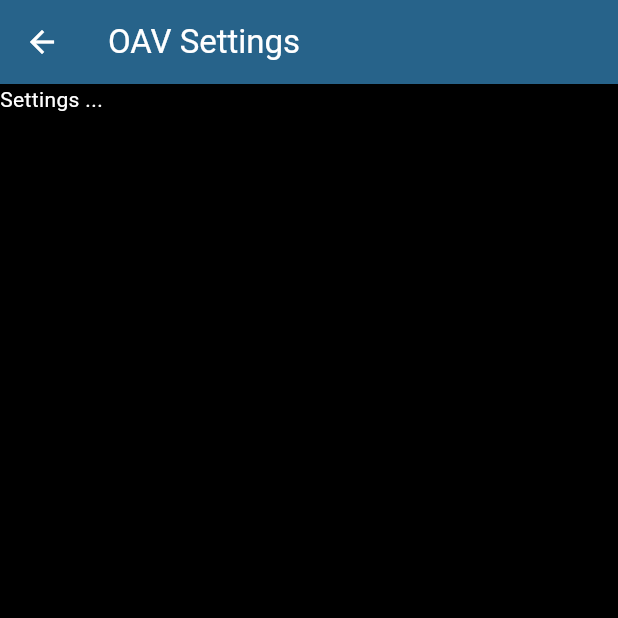
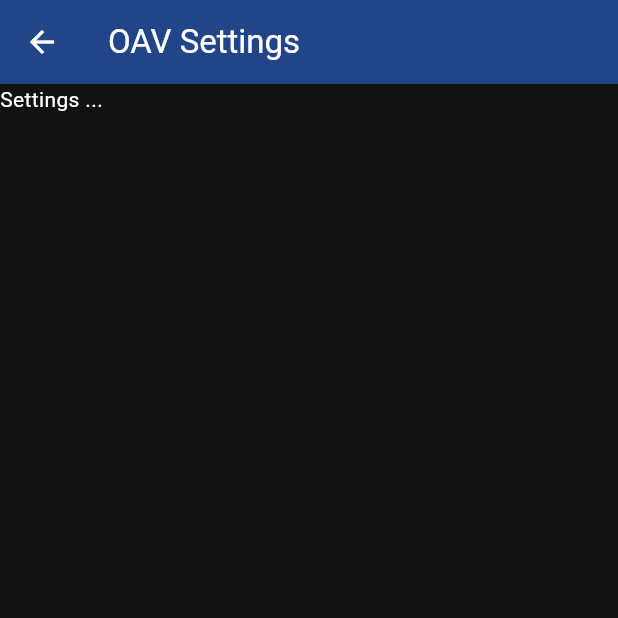
Before and after one commit to leaf-node/open_alert_viewer, a Flutter app: the screen it shows after launch, after a tap on the "menu" icon, on a phone screen of 412 x 824 dp, the top half of it. Run offline on Flutter 3.47's test engine with Material 3 defaults, Android fonts, the phone set to English and light mode, and no system bars; our stand-ins replace bloc, bloc_concurrency, equatable, flutter_bloc, sprintf; missing offline and left inert: sqlite3.

Commit message:
Use Flutter theme system for colors

```diff
--- a/lib/alerts/view/alerts_page.dart
+++ b/lib/alerts/view/alerts_page.dart
@@ -27,9 +27,7 @@ class AlertsPage extends StatelessWidget {
   @override
   Widget build(BuildContext context) {
     return Scaffold(
-        backgroundColor: Colors.black,
-        appBar: AlertsHeader(title: title),
-        body: const AlertsList());
+        appBar: AlertsHeader(title: title), body: const AlertsList());
   }
 }
 
--- a/lib/app.dart
+++ b/lib/app.dart
@@ -74,6 +74,13 @@ class _OAVappViewState extends State<OAVappView> {
         colorScheme: ColorScheme.fromSeed(seedColor: Colors.lightBlue),
         useMaterial3: true,
       ),
+      darkTheme: ThemeData(
+        colorScheme: const ColorScheme.dark(
+            primary: Color(0xFF224488), onPrimary: Colors.white),
+        brightness: Brightness.dark,
+        useMaterial3: true,
+      ),
+      themeMode: ThemeMode.dark,
       debugShowCheckedModeBanner: false,
       scrollBehavior: CustomScrollBehavior(),
     );
--- a/lib/app/view/app_view_elements.dart
+++ b/lib/app/view/app_view_elements.dart
@@ -18,7 +18,6 @@ class HeaderButton extends StatelessWidget {
         decoration: const ShapeDecoration(
           shape: CircleBorder(),
         ),
-        child: IconButton(
-            icon: Icon(icon), color: Colors.white, onPressed: function));
+        child: IconButton(icon: Icon(icon), onPressed: function));
   }
 }
--- a/lib/settings/view/settings_page.dart
+++ b/lib/settings/view/settings_page.dart
@@ -23,9 +23,7 @@ class SettingsPage extends StatelessWidget {
   @override
   Widget build(BuildContext context) {
     return Scaffold(
-        backgroundColor: Colors.black,
-        appBar: SettingsHeader(title: title),
-        body: const SettingsList());
+        appBar: SettingsHeader(title: title), body: const SettingsList());
   }
 }
 
@@ -54,8 +52,6 @@ class SettingsList extends StatelessWidget {
 
   @override
   Widget build(BuildContext context) {
-    return const Column(children: [
-      Text("Settings ...", style: TextStyle(color: Colors.white))
-    ]);
+    return const Column(children: [Text("Settings ...")]);
   }
 }
--- a/lib/splash/view/splash_page.dart
+++ b/lib/splash/view/splash_page.dart
@@ -34,7 +34,6 @@ class SplashPage extends StatelessWidget {
               }
             },
             child: const Scaffold(
-                backgroundColor: Colors.black,
                 body: Align(
                     alignment: Alignment.center,
                     child: Column(
@@ -42,13 +41,11 @@ class SplashPage extends StatelessWidget {
                         crossAxisAlignment: CrossAxisAlignment.center,
                         children: [
                           Icon(
-                            color: Colors.white,
                             size: 96,
                             Icons.swap_calls,
                           ),
                           Text(
-                              style:
-                                  TextStyle(color: Colors.white, fontSize: 24),
+                              style: TextStyle(fontSize: 24),
                               textAlign: TextAlign.center,
                               "Open Alert Viewer"),
                         ])))));
```
